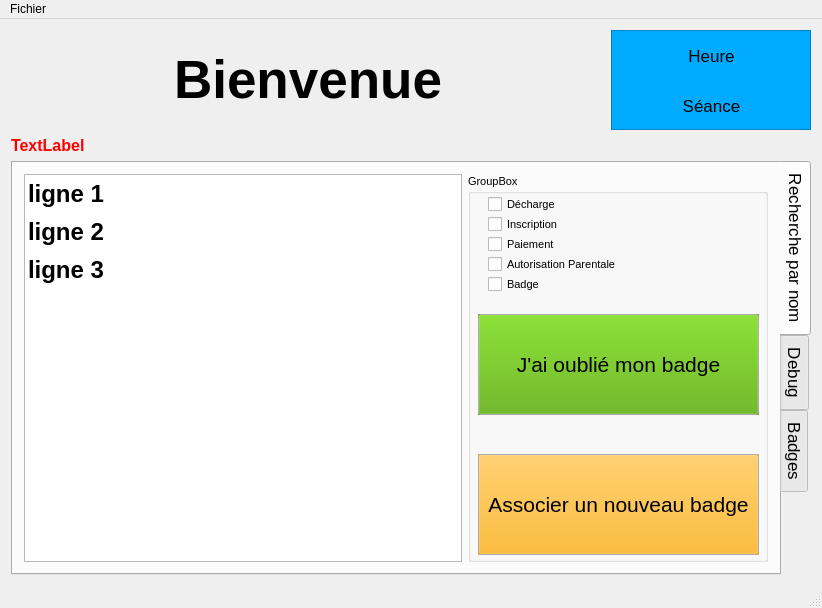
Old version of the form mainwindow.ui in the repository PapaPingouin/adheScan.
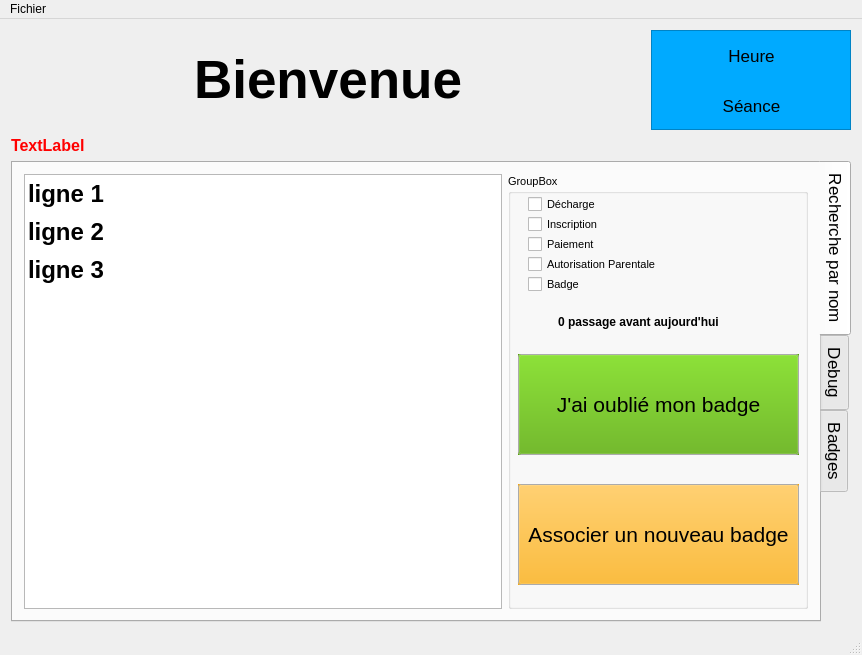
New version of the form. Icons and pictures are not drawn.

Commit message: ajout nbr passages

Diff of the .ui file:
```diff
--- a/mainwindow.ui
+++ b/mainwindow.ui
@@ -6,8 +6,8 @@
    <rect>
     <x>0</x>
     <y>0</y>
-    <width>822</width>
-    <height>608</height>
+    <width>862</width>
+    <height>655</height>
    </rect>
   </property>
   <property name="windowTitle">
@@ -380,7 +380,7 @@
            <property name="geometry">
             <rect>
              <x>10</x>
-             <y>140</y>
+             <y>180</y>
              <width>281</width>
              <height>101</height>
             </rect>
@@ -456,7 +456,7 @@
            <property name="geometry">
             <rect>
              <x>10</x>
-             <y>280</y>
+             <y>310</y>
              <width>281</width>
              <height>101</height>
             </rect>
@@ -578,6 +578,26 @@
             <string>Badge</string>
            </property>
           </widget>
+          <widget class="QLabel" name="infoNbrSeance">
+           <property name="geometry">
+            <rect>
+             <x>50</x>
+             <y>140</y>
+             <width>221</width>
+             <height>16</height>
+            </rect>
+           </property>
+           <property name="font">
+            <font>
+             <pointsize>9</pointsize>
+             <weight>75</weight>
+             <bold>true</bold>
+            </font>
+           </property>
+           <property name="text">
+            <string>0 passage avant aujourd'hui</string>
+           </property>
+          </widget>
          </widget>
         </item>
        </layout>
@@ -676,7 +696,7 @@
     <rect>
      <x>0</x>
      <y>0</y>
-     <width>822</width>
+     <width>862</width>
      <height>21</height>
     </rect>
    </property>
```
The commit also changes 10 other files.
